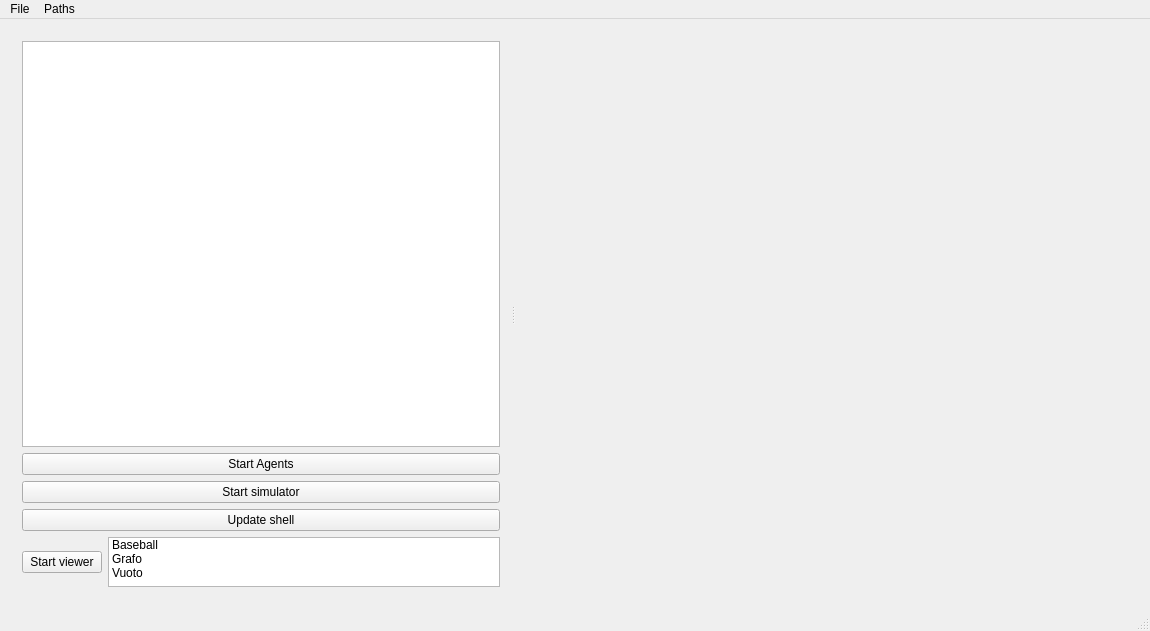
First picture: the form in launcher/mainwindow.ui, repository MirkoFerrati/Ascari, before the edit.
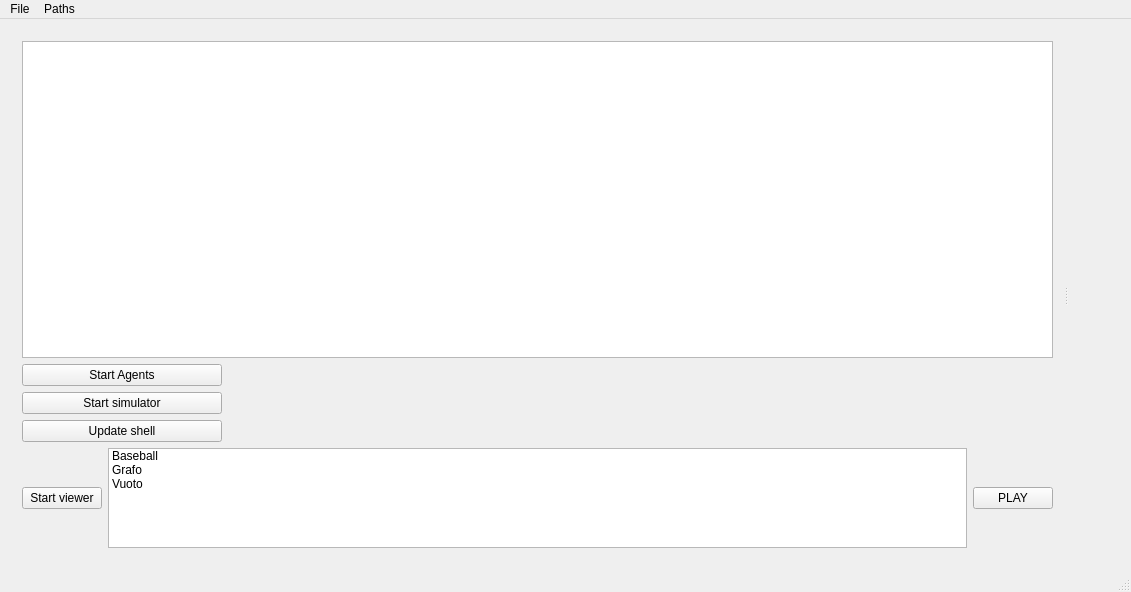
Second picture: the form after the edit.

Commit message: ultime modifiche, ora esiste un pulsante per fare tutto e i widget sono messi giusti fixes #40

What changed in the file:
```diff
--- a/launcher/mainwindow.ui
+++ b/launcher/mainwindow.ui
@@ -6,8 +6,8 @@
    <rect>
     <x>0</x>
     <y>0</y>
-    <width>1150</width>
-    <height>631</height>
+    <width>1131</width>
+    <height>592</height>
    </rect>
   </property>
   <property name="windowTitle">
@@ -29,35 +29,11 @@
    <layout class="QGridLayout" name="gridLayout" rowstretch="0" rowminimumheight="0">
     <item row="0" column="0">
      <widget class="QSplitter" name="splitter">
-      <property name="sizePolicy">
-       <sizepolicy hsizetype="Expanding" vsizetype="Preferred">
-        <horstretch>0</horstretch>
-        <verstretch>0</verstretch>
-       </sizepolicy>
-      </property>
-      <property name="maximumSize">
-       <size>
-        <width>16777215</width>
-        <height>16777215</height>
-       </size>
-      </property>
-      <property name="baseSize">
-       <size>
-        <width>0</width>
-        <height>0</height>
-       </size>
-      </property>
       <property name="orientation">
        <enum>Qt::Horizontal</enum>
       </property>
-      <widget class="QWidget" name="layoutWidget">
-       <property name="maximumSize">
-        <size>
-         <width>500</width>
-         <height>16777215</height>
-        </size>
-       </property>
-       <layout class="QVBoxLayout" name="verticalLayout" stretch="2,1,1,1,0">
+      <widget class="QWidget" name="">
+       <layout class="QVBoxLayout" name="verticalLayout" stretch="2,0,0,0,1">
         <item>
          <widget class="QTextEdit" name="ShowFile">
           <property name="sizePolicy">
@@ -68,13 +44,13 @@
           </property>
           <property name="minimumSize">
            <size>
-            <width>50</width>
+            <width>100</width>
             <height>50</height>
            </size>
           </property>
           <property name="maximumSize">
            <size>
-            <width>500</width>
+            <width>100000</width>
             <height>16777215</height>
            </size>
           </property>
@@ -85,9 +61,15 @@
         </item>
         <item>
          <widget class="QPushButton" name="StartAgents">
+          <property name="sizePolicy">
+           <sizepolicy hsizetype="Fixed" vsizetype="Fixed">
+            <horstretch>0</horstretch>
+            <verstretch>0</verstretch>
+           </sizepolicy>
+          </property>
           <property name="maximumSize">
            <size>
-            <width>500</width>
+            <width>200</width>
             <height>16777215</height>
            </size>
           </property>
@@ -98,9 +80,15 @@
         </item>
         <item>
          <widget class="QPushButton" name="StartSimulator">
+          <property name="sizePolicy">
+           <sizepolicy hsizetype="Expanding" vsizetype="Fixed">
+            <horstretch>0</horstretch>
+            <verstretch>0</verstretch>
+           </sizepolicy>
+          </property>
           <property name="maximumSize">
            <size>
-            <width>500</width>
+            <width>200</width>
             <height>16777215</height>
            </size>
           </property>
@@ -111,9 +99,21 @@
         </item>
         <item>
          <widget class="QPushButton" name="Updateshell">
+          <property name="sizePolicy">
+           <sizepolicy hsizetype="MinimumExpanding" vsizetype="Fixed">
+            <horstretch>0</horstretch>
+            <verstretch>0</verstretch>
+           </sizepolicy>
+          </property>
+          <property name="minimumSize">
+           <size>
+            <width>100</width>
+            <height>0</height>
+           </size>
+          </property>
           <property name="maximumSize">
            <size>
-            <width>500</width>
+            <width>200</width>
             <height>16777215</height>
            </size>
           </property>
@@ -123,15 +123,18 @@
          </widget>
         </item>
         <item>
-         <layout class="QHBoxLayout" name="horizontalLayout" stretch="0,0">
-          <property name="sizeConstraint">
-           <enum>QLayout::SetDefaultConstraint</enum>
-          </property>
+         <layout class="QHBoxLayout" name="horizontalLayout" stretch="0,1,0">
           <item>
            <widget class="QPushButton" name="StartViewer">
+            <property name="sizePolicy">
+             <sizepolicy hsizetype="Minimum" vsizetype="Fixed">
+              <horstretch>0</horstretch>
+              <verstretch>0</verstretch>
+             </sizepolicy>
+            </property>
             <property name="maximumSize">
              <size>
-              <width>500</width>
+              <width>500000</width>
               <height>16777215</height>
              </size>
             </property>
@@ -144,8 +147,8 @@
            <widget class="QListWidget" name="selectViewType">
             <property name="maximumSize">
              <size>
-              <width>500</width>
-              <height>50</height>
+              <width>500000</width>
+              <height>100</height>
              </size>
             </property>
             <item>
@@ -165,28 +168,19 @@
             </item>
            </widget>
           </item>
+          <item>
+           <widget class="QPushButton" name="playall">
+            <property name="text">
+             <string>PLAY</string>
+            </property>
+           </widget>
+          </item>
          </layout>
         </item>
        </layout>
       </widget>
-      <widget class="QWidget" name="viewer" native="true">
-       <property name="sizePolicy">
-        <sizepolicy hsizetype="Expanding" vsizetype="Expanding">
-         <horstretch>0</horstretch>
-         <verstretch>0</verstretch>
-        </sizepolicy>
-       </property>
-       <property name="minimumSize">
-        <size>
-         <width>50</width>
-         <height>50</height>
-        </size>
-       </property>
-       <layout class="QGridLayout" name="gridLayout_3">
-        <item row="0" column="0">
-         <layout class="QGridLayout" name="asdf"/>
-        </item>
-       </layout>
+      <widget class="QWidget" name="gridLayoutWidget">
+       <layout class="QGridLayout" name="asdf"/>
       </widget>
      </widget>
     </item>
@@ -197,7 +191,7 @@
     <rect>
      <x>0</x>
      <y>0</y>
-     <width>1150</width>
+     <width>1131</width>
      <height>25</height>
     </rect>
    </property>
```
Left out of the diff: 14 changed lines with no effect on the pictures. The commit also changes 2 other files.
